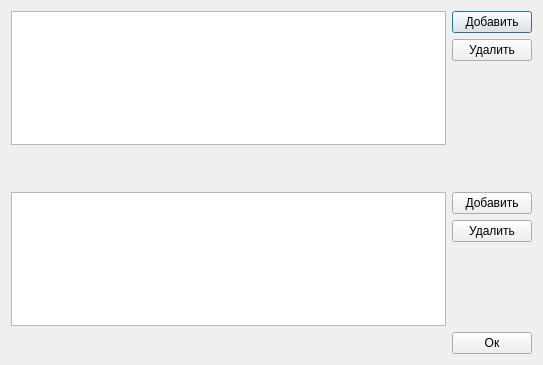
The window that ui/studentswindow.ui (7enSmile/clientVKR) describes before a commit, drawn with Qt 5.
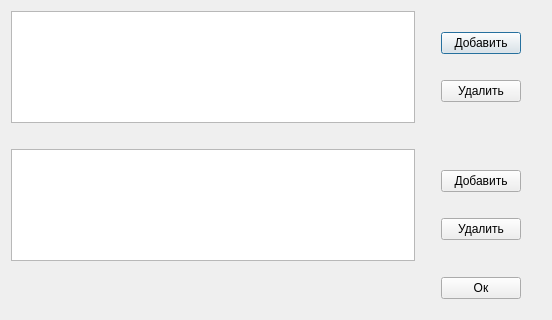
The same window after the commit.

The edit to the form file:
```diff
--- a/ui/studentswindow.ui
+++ b/ui/studentswindow.ui
@@ -7,7 +7,7 @@
     <x>0</x>
     <y>0</y>
     <width>543</width>
-    <height>365</height>
+    <height>320</height>
    </rect>
   </property>
   <property name="windowTitle">
@@ -43,8 +43,37 @@
          </attribute>
         </widget>
        </item>
+       <item>
+        <spacer name="horizontalSpacer_3">
+         <property name="orientation">
+          <enum>Qt::Horizontal</enum>
+         </property>
+         <property name="sizeType">
+          <enum>QSizePolicy::Fixed</enum>
+         </property>
+         <property name="sizeHint" stdset="0">
+          <size>
+           <width>20</width>
+           <height>20</height>
+          </size>
+         </property>
+        </spacer>
+       </item>
        <item>
         <layout class="QVBoxLayout" name="verticalLayout_3">
+         <item>
+          <spacer name="verticalSpacer_6">
+           <property name="orientation">
+            <enum>Qt::Vertical</enum>
+           </property>
+           <property name="sizeHint" stdset="0">
+            <size>
+             <width>20</width>
+             <height>40</height>
+            </size>
+           </property>
+          </spacer>
+         </item>
          <item>
           <widget class="QPushButton" name="pushButtonInsertStudent">
            <property name="text">
@@ -52,6 +81,22 @@
            </property>
           </widget>
          </item>
+         <item>
+          <spacer name="verticalSpacer_4">
+           <property name="orientation">
+            <enum>Qt::Vertical</enum>
+           </property>
+           <property name="sizeType">
+            <enum>QSizePolicy::Fixed</enum>
+           </property>
+           <property name="sizeHint" stdset="0">
+            <size>
+             <width>20</width>
+             <height>20</height>
+            </size>
+           </property>
+          </spacer>
+         </item>
          <item>
           <widget class="QPushButton" name="pushButtonDeleteStudent">
            <property name="text">
@@ -74,6 +119,22 @@
          </item>
         </layout>
        </item>
+       <item>
+        <spacer name="horizontalSpacer_5">
+         <property name="orientation">
+          <enum>Qt::Horizontal</enum>
+         </property>
+         <property name="sizeType">
+          <enum>QSizePolicy::Fixed</enum>
+         </property>
+         <property name="sizeHint" stdset="0">
+          <size>
+           <width>20</width>
+           <height>20</height>
+          </size>
+         </property>
+        </spacer>
+       </item>
       </layout>
      </item>
      <item>
@@ -101,8 +162,37 @@
          </attribute>
         </widget>
        </item>
+       <item>
+        <spacer name="horizontalSpacer_2">
+         <property name="orientation">
+          <enum>Qt::Horizontal</enum>
+         </property>
+         <property name="sizeType">
+          <enum>QSizePolicy::Fixed</enum>
+         </property>
+         <property name="sizeHint" stdset="0">
+          <size>
+           <width>20</width>
+           <height>20</height>
+          </size>
+         </property>
+        </spacer>
+       </item>
        <item>
         <layout class="QVBoxLayout" name="verticalLayout_4">
+         <item>
+          <spacer name="verticalSpacer_7">
+           <property name="orientation">
+            <enum>Qt::Vertical</enum>
+           </property>
+           <property name="sizeHint" stdset="0">
+            <size>
+             <width>20</width>
+             <height>40</height>
+            </size>
+           </property>
+          </spacer>
+         </item>
          <item>
           <widget class="QPushButton" name="pushButtonInsertGroup">
            <property name="text">
@@ -110,6 +200,22 @@
            </property>
           </widget>
          </item>
+         <item>
+          <spacer name="verticalSpacer_5">
+           <property name="orientation">
+            <enum>Qt::Vertical</enum>
+           </property>
+           <property name="sizeType">
+            <enum>QSizePolicy::Fixed</enum>
+           </property>
+           <property name="sizeHint" stdset="0">
+            <size>
+             <width>20</width>
+             <height>20</height>
+            </size>
+           </property>
+          </spacer>
+         </item>
          <item>
           <widget class="QPushButton" name="pushButtonDeleteGroup">
            <property name="text">
@@ -132,10 +238,42 @@
          </item>
         </layout>
        </item>
+       <item>
+        <spacer name="horizontalSpacer_4">
+         <property name="orientation">
+          <enum>Qt::Horizontal</enum>
+         </property>
+         <property name="sizeType">
+          <enum>QSizePolicy::Fixed</enum>
+         </property>
+         <property name="sizeHint" stdset="0">
+          <size>
+           <width>20</width>
+           <height>20</height>
+          </size>
+         </property>
+        </spacer>
+       </item>
       </layout>
      </item>
     </layout>
    </item>
+   <item>
+    <spacer name="verticalSpacer_8">
+     <property name="orientation">
+      <enum>Qt::Vertical</enum>
+     </property>
+     <property name="sizeType">
+      <enum>QSizePolicy::Fixed</enum>
+     </property>
+     <property name="sizeHint" stdset="0">
+      <size>
+       <width>20</width>
+       <height>10</height>
+      </size>
+     </property>
+    </spacer>
+   </item>
    <item>
     <layout class="QHBoxLayout" name="horizontalLayout_2">
      <item>
@@ -143,9 +281,12 @@
        <property name="orientation">
         <enum>Qt::Horizontal</enum>
        </property>
+       <property name="sizeType">
+        <enum>QSizePolicy::Fixed</enum>
+       </property>
        <property name="sizeHint" stdset="0">
         <size>
-         <width>40</width>
+         <width>430</width>
          <height>20</height>
         </size>
        </property>
@@ -158,8 +299,40 @@
        </property>
       </widget>
      </item>
+     <item>
+      <spacer name="horizontalSpacer_6">
+       <property name="orientation">
+        <enum>Qt::Horizontal</enum>
+       </property>
+       <property name="sizeType">
+        <enum>QSizePolicy::Fixed</enum>
+       </property>
+       <property name="sizeHint" stdset="0">
+        <size>
+         <width>20</width>
+         <height>20</height>
+        </size>
+       </property>
+      </spacer>
+     </item>
     </layout>
    </item>
+   <item>
+    <spacer name="verticalSpacer_9">
+     <property name="orientation">
+      <enum>Qt::Vertical</enum>
+     </property>
+     <property name="sizeType">
+      <enum>QSizePolicy::Fixed</enum>
+     </property>
+     <property name="sizeHint" stdset="0">
+      <size>
+       <width>20</width>
+       <height>10</height>
+      </size>
+     </property>
+    </spacer>
+   </item>
   </layout>
  </widget>
  <resources/>
```
